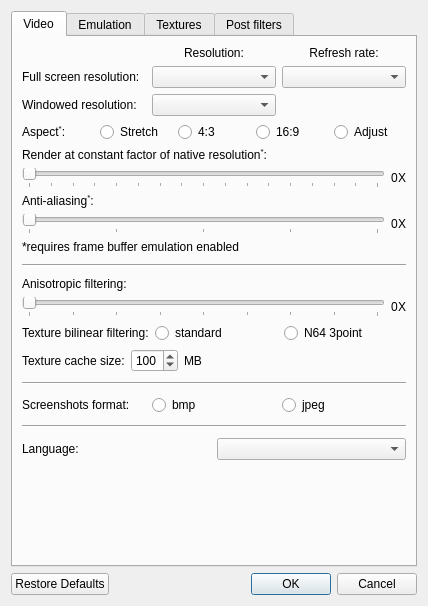
Before: the Qt Designer form src/GLideNUI/configDialog.ui in gonetz/GLideN64, drawn with Qt 5.
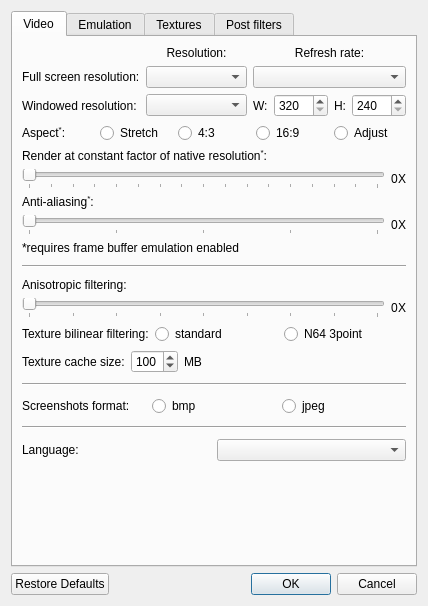
After: the same form once the commit is applied. Icons and pictures are not drawn.

Commit message: Add 'custom windowed resolution' option to GUI.

Patch:
```diff
--- a/src/GLideNUI/configDialog.ui
+++ b/src/GLideNUI/configDialog.ui
@@ -104,6 +104,44 @@
              </property>
             </widget>
            </item>
+           <item row="2" column="2">
+            <layout class="QHBoxLayout" name="horizontalLayout_21">
+             <item>
+              <widget class="QLabel" name="label_32">
+               <property name="text">
+                <string>W:</string>
+               </property>
+              </widget>
+             </item>
+             <item>
+              <widget class="QSpinBox" name="windowWidthSpinBox">
+               <property name="minimum">
+                <number>320</number>
+               </property>
+               <property name="maximum">
+                <number>1920</number>
+               </property>
+              </widget>
+             </item>
+             <item>
+              <widget class="QLabel" name="label_30">
+               <property name="text">
+                <string>H:</string>
+               </property>
+              </widget>
+             </item>
+             <item>
+              <widget class="QSpinBox" name="windowHeightSpinBox">
+               <property name="minimum">
+                <number>240</number>
+               </property>
+               <property name="maximum">
+                <number>1080</number>
+               </property>
+              </widget>
+             </item>
+            </layout>
+           </item>
           </layout>
          </item>
          <item>
```
The commit also changes 2 other files.
